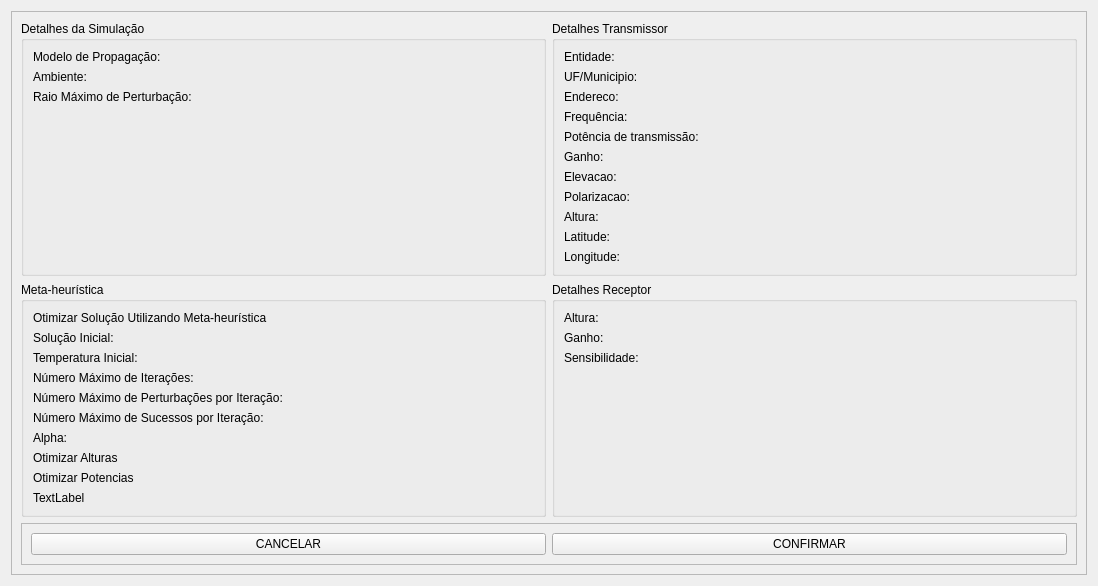
This is src/main/resources/base/confirm_simulation_dialog.ui in samuelterra22/Analysis-of-antenna-coverage as Qt 5 draws it before an edit. The edited form follows.
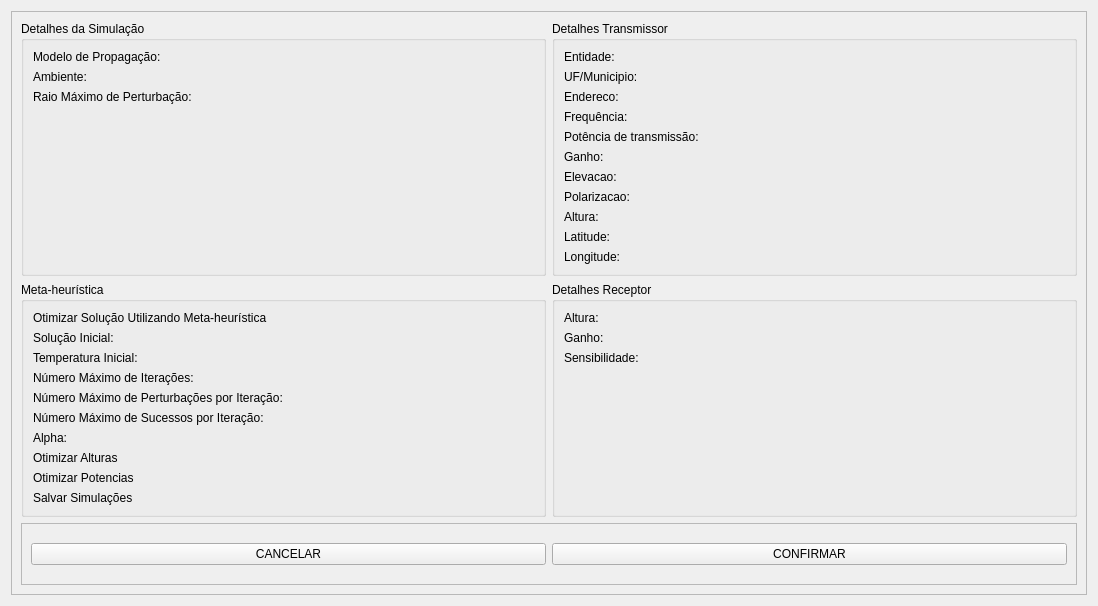
This is the edited form.

Commit message: Implement two rays ground reflection path loss

The edit to the form file:
```diff
--- a/src/main/resources/base/confirm_simulation_dialog.ui
+++ b/src/main/resources/base/confirm_simulation_dialog.ui
@@ -7,7 +7,7 @@
     <x>0</x>
     <y>0</y>
     <width>1098</width>
-    <height>585</height>
+    <height>606</height>
    </rect>
   </property>
   <property name="windowTitle">
@@ -686,7 +686,7 @@
          <item row="9" column="0">
           <widget class="QLabel" name="label_save_simulation">
            <property name="text">
-            <string>TextLabel</string>
+            <string>Salvar Simulações</string>
            </property>
           </widget>
          </item>
```
The commit also changes 2 other files.
